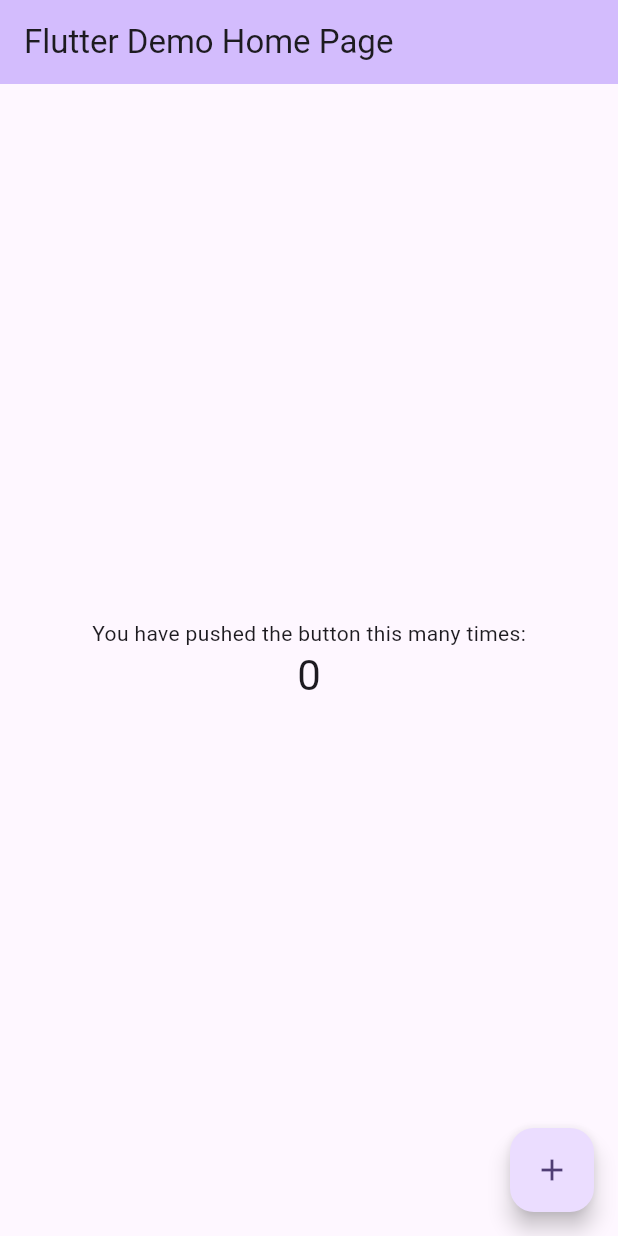
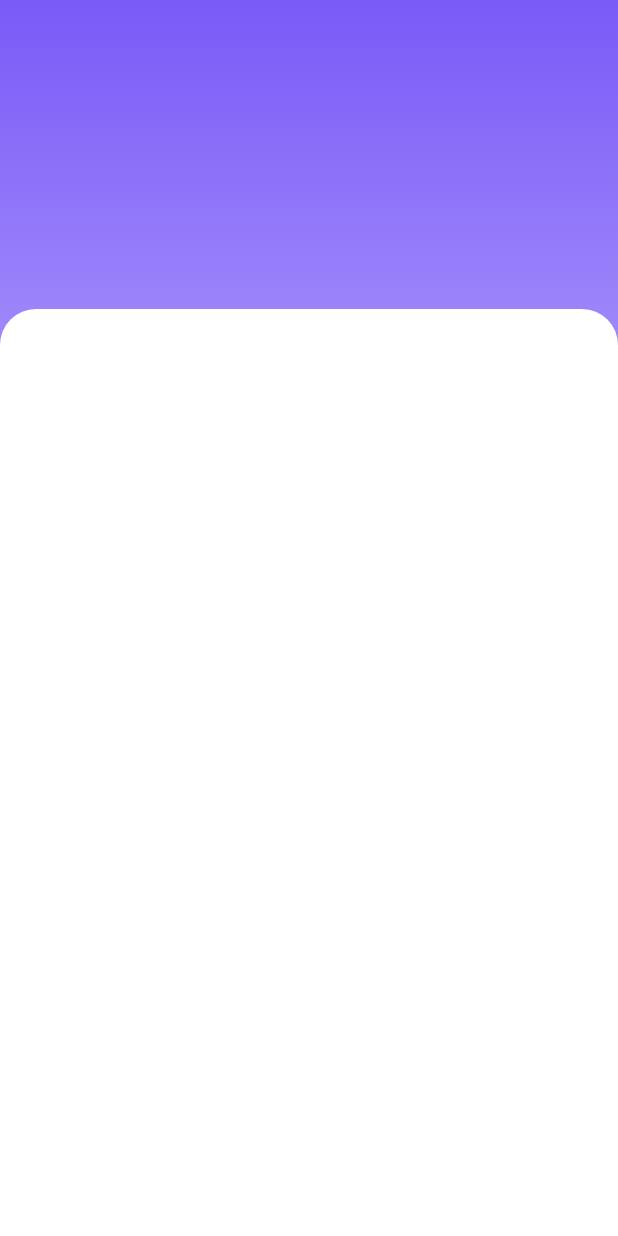
Before and after one commit to Shaown292/binary_fusion_task, a Flutter app: the screen it shows after launch, on a phone screen of 412 x 824 dp. Run offline on Flutter 3.47's test engine with Material 3 defaults, Android fonts, the light colour scheme and no system bars.

Commit message:
making log in screen UI

```diff
--- /dev/null
+++ b/lib/log_in_screen.dart
@@ -0,0 +1,40 @@
+import 'package:flutter/material.dart';
+
+class LogInScreen extends StatelessWidget {
+  const LogInScreen({super.key});
+
+  @override
+  Widget build(BuildContext context) {
+    final deviceHeight = MediaQuery.of(context).size.height;
+    final deviceWidth = MediaQuery.of(context).size.width;
+    return Scaffold(
+      body: Container(
+        height: deviceHeight,
+        width: deviceWidth,
+        decoration: BoxDecoration(
+          gradient: LinearGradient(
+            colors: [Color(0xFF7A5AF8), Colors.white],
+            begin: Alignment.topCenter,
+            end: Alignment.bottomCenter,
+          ),
+        ),
+        child: Column(
+          mainAxisAlignment: MainAxisAlignment.end,
+          children: [
+            Container(
+              height: deviceHeight * 0.75,
+              width: deviceWidth,
+              decoration: BoxDecoration(
+                color: Colors.white,
+                borderRadius: BorderRadius.only(
+                  topLeft: Radius.circular(24),
+                  topRight: Radius.circular(24),
+                ),
+              ),
+            ),
+          ],
+        ),
+      ),
+    );
+  }
+}
--- a/lib/main.dart
+++ b/lib/main.dart
@@ -1,3 +1,4 @@
+import 'package:binary_fusion_task/log_in_screen.dart';
 import 'package:flutter/material.dart';
 
 void main() {
@@ -13,110 +14,9 @@ class MyApp extends StatelessWidget {
     return MaterialApp(
       title: 'Flutter Demo',
       theme: ThemeData(
-        // This is the theme of your application.
-        //
-        // TRY THIS: Try running your application with "flutter run". You'll see
-        // the application has a purple toolbar. Then, without quitting the app,
-        // try changing the seedColor in the colorScheme below to Colors.green
-        // and then invoke "hot reload" (save your changes or press the "hot
-        // reload" button in a Flutter-supported IDE, or press "r" if you used
-        // the command line to start the app).
-        //
-        // Notice that the counter didn't reset back to zero; the application
-        // state is not lost during the reload. To reset the state, use hot
-        // restart instead.
-        //
-        // This works for code too, not just values: Most code changes can be
-        // tested with just a hot reload.
         colorScheme: ColorScheme.fromSeed(seedColor: Colors.deepPurple),
       ),
-      home: const MyHomePage(title: 'Flutter Demo Home Page'),
+      home: LogInScreen(),
     );
   }
 }
-
-class MyHomePage extends StatefulWidget {
-  const MyHomePage({super.key, required this.title});
-
-  // This widget is the home page of your application. It is stateful, meaning
-  // that it has a State object (defined below) that contains fields that affect
-  // how it looks.
-
-  // This class is the configuration for the state. It holds the values (in this
-  // case the title) provided by the parent (in this case the App widget) and
-  // used by the build method of the State. Fields in a Widget subclass are
-  // always marked "final".
-
-  final String title;
-
-  @override
-  State<MyHomePage> createState() => _MyHomePageState();
-}
-
-class _MyHomePageState extends State<MyHomePage> {
-  int _counter = 0;
-
-  void _incrementCounter() {
-    setState(() {
-      // This call to setState tells the Flutter framework that something has
-      // changed in this State, which causes it to rerun the build method below
-      // so that the display can reflect the updated values. If we changed
-      // _counter without calling setState(), then the build method would not be
-      // called again, and so nothing would appear to happen.
-      _counter++;
-    });
-  }
-
-  @override
-  Widget build(BuildContext context) {
-    // This method is rerun every time setState is called, for instance as done
-    // by the _incrementCounter method above.
-    //
-    // The Flutter framework has been optimized to make rerunning build methods
-    // fast, so that you can just rebuild anything that needs updating rather
-    // than having to individually change instances of widgets.
-    return Scaffold(
-      appBar: AppBar(
-        // TRY THIS: Try changing the color here to a specific color (to
-        // Colors.amber, perhaps?) and trigger a hot reload to see the AppBar
-        // change color while the other colors stay the same.
-        backgroundColor: Theme.of(context).colorScheme.inversePrimary,
-        // Here we take the value from the MyHomePage object that was created by
-        // the App.build method, and use it to set our appbar title.
-        title: Text(widget.title),
-      ),
-      body: Center(
-        // Center is a layout widget. It takes a single child and positions it
-        // in the middle of the parent.
-        child: Column(
-          // Column is also a layout widget. It takes a list of children and
-          // arranges them vertically. By default, it sizes itself to fit its
-          // children horizontally, and tries to be as tall as its parent.
-          //
-          // Column has various properties to control how it sizes itself and
-          // how it positions its children. Here we use mainAxisAlignment to
-          // center the children vertically; the main axis here is the vertical
-          // axis because Columns are vertical (the cross axis would be
-          // horizontal).
-          //
-          // TRY THIS: Invoke "debug painting" (choose the "Toggle Debug Paint"
-          // action in the IDE, or press "p" in the console), to see the
-          // wireframe for each widget.
-          mainAxisAlignment: MainAxisAlignment.center,
-          children: <Widget>[
-            const Text('You have pushed the button this many times:'),
-            Text(
-              '$_counter',
-              style: Theme.of(context).textTheme.headlineMedium,
-            ),
-          ],
-        ),
-      ),
-      floatingActionButton: FloatingActionButton(
-        onPressed: _incrementCounter,
-        tooltip: 'Increment',
-        child: const Icon(Icons.add),
-      ), // This trailing comma makes auto-formatting nicer for build methods.
-    );
-  }
-}
```
Also changed, not shown: pubspec.yaml (+10 -63 lines), assets/images/task1.png (added), assets/images/task2.png (added), pubspec.lock, 1 other file.
